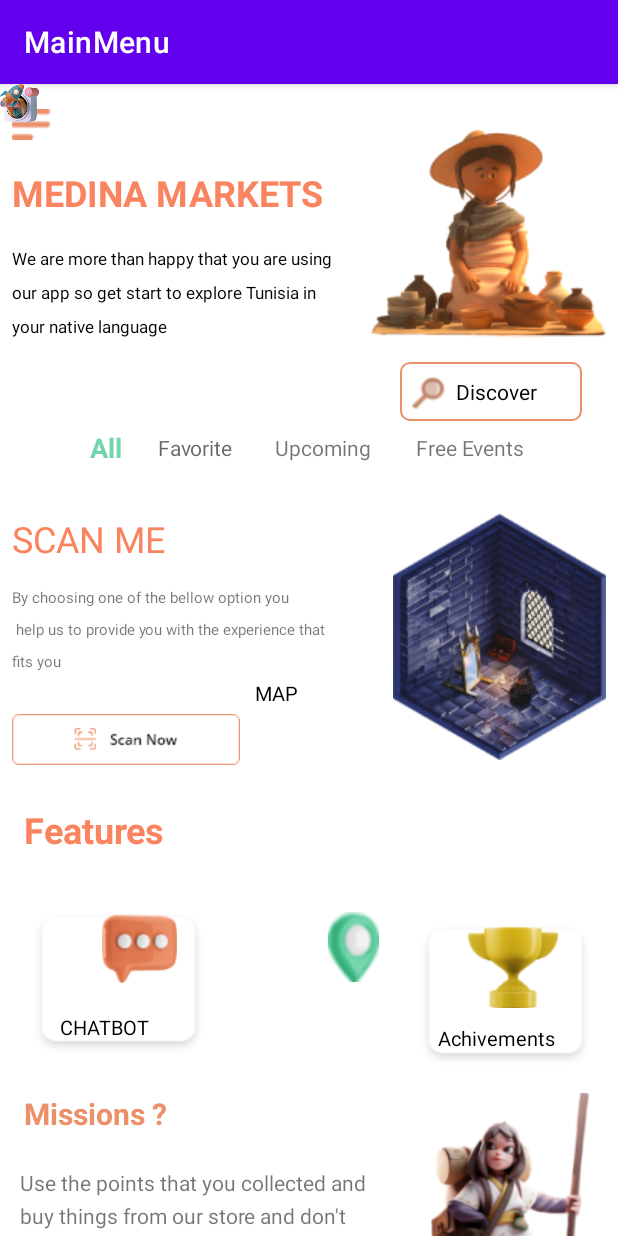
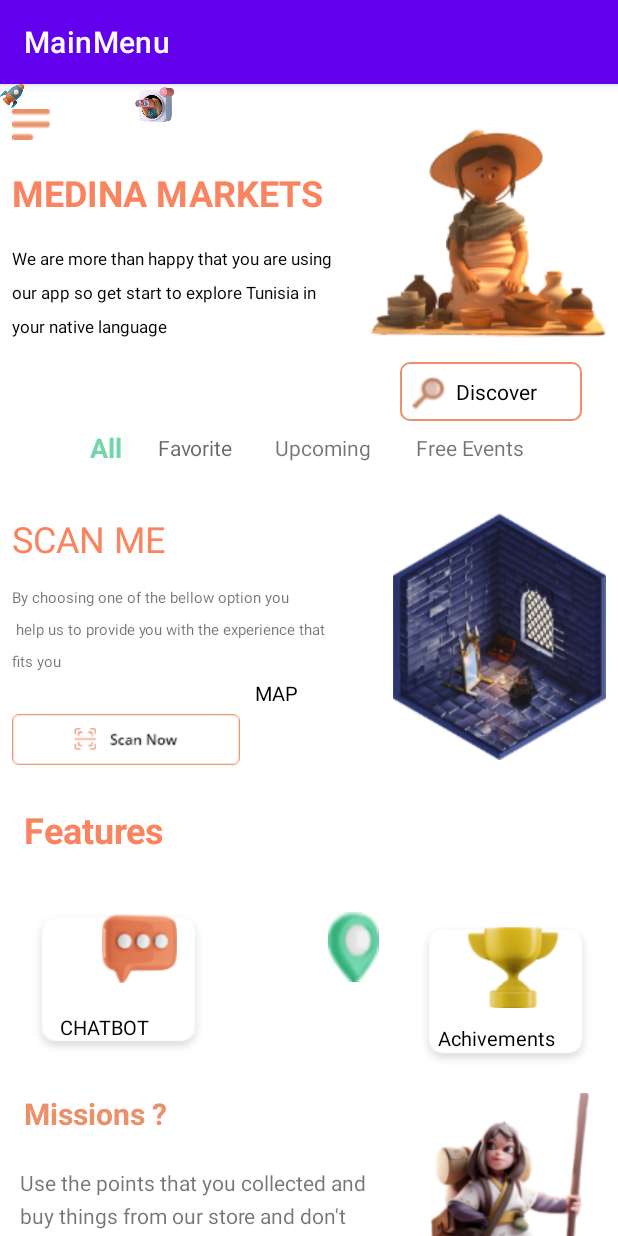
Before and after one commit to nawresfatma/MainMenu, an Android app: the screen it shows after launch (MainMenu), on a phone screen of 412 x 824 dp. Run offline under Robolectric (Android 15) with nearby library versions, the phone set to English and light mode, and no system bars; our stand-ins replace Firebase (no records; nobody signed in at launch, a user with empty details on screens opened directly), Picasso.

Commit message:
MainMenu xml

```diff
--- a/app/src/main/res/layout/activity_main_menu.xml
+++ b/app/src/main/res/layout/activity_main_menu.xml
@@ -423,19 +423,15 @@
             app:layout_constraintEnd_toStartOf="@+id/imageView24"
             app:layout_constraintHorizontal_bias="0.072"
             app:layout_constraintStart_toStartOf="parent" />
+
         <ImageView
             android:id="@+id/imageView33"
             android:layout_width="26dp"
             android:layout_height="27dp"
-            android:layout_marginStart="2dp"
-            android:layout_marginLeft="2dp"
-            app:layout_constraintBottom_toBottomOf="@+id/textView15"
-            app:layout_constraintEnd_toEndOf="@+id/textView15"
-            app:layout_constraintHorizontal_bias="0.038"
-            app:layout_constraintStart_toStartOf="@+id/textView15"
-            app:layout_constraintTop_toTopOf="@+id/textView15"
-            app:layout_constraintVertical_bias="0.533"
-            app:srcCompat="@drawable/loop" />
+            app:layout_constraintEnd_toEndOf="@+id/missionBut"
+            app:layout_constraintStart_toStartOf="parent"
+            app:srcCompat="@drawable/loop"
+            tools:layout_editor_absoluteY="946dp" />
 
         <ImageView
         android:id="@+id/imageView26"
```
